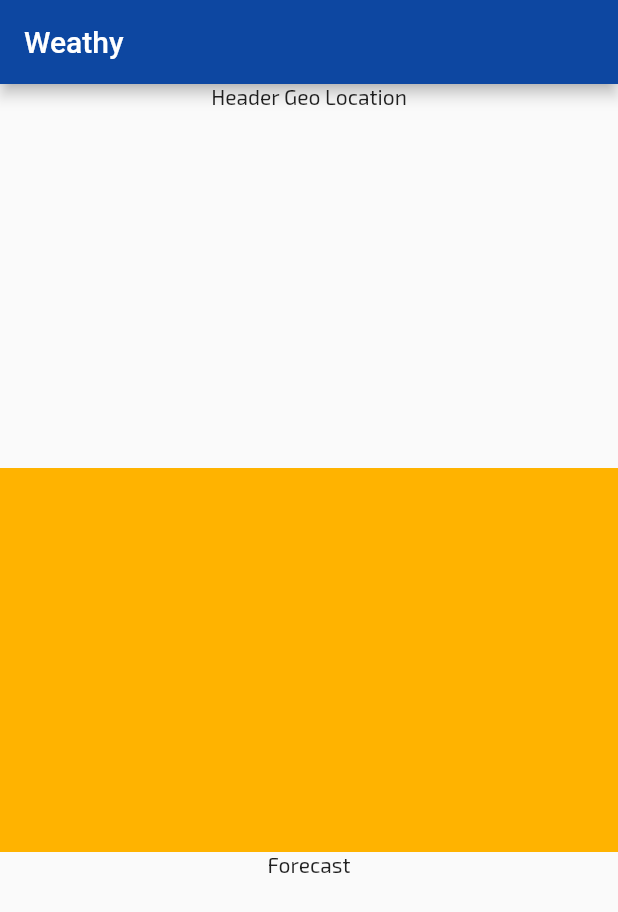
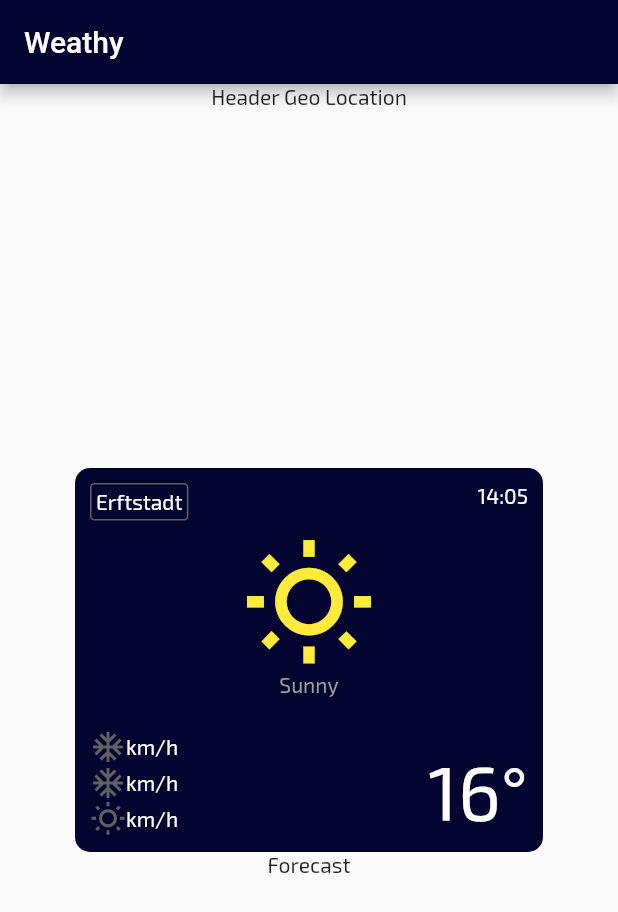
Before and after one commit to Dextavision/weathy, a Flutter app: the screen it shows after launch, on a phone screen of 412 x 824 dp. Shown: the top 912 px of the screen. Run offline on Flutter 3.47's test engine with Material 2 defaults, Android fonts, the phone set to English and light mode, and no system bars; our stand-ins replace google_fonts.

Commit message:
created weather card for displaying the current weather status

```diff
--- a/lib/app/theme.dart
+++ b/lib/app/theme.dart
@@ -1,9 +1,10 @@
 import 'package:flutter/material.dart';
 import 'package:google_fonts/google_fonts.dart';
+import 'package:weathy/shared/constants.dart';
 
 class AppTheme {
-  static final _primaryColor = Colors.blue.shade900;
-  static final _accentColor = Colors.amber.shade600;
+  static final _primaryColor = primaryColor;
+  static final _accentColor = accentColor;
 
   static ThemeData light() {
     final textTheme = _getTextTheme(brightness: Brightness.light);
@@ -20,12 +21,12 @@ class AppTheme {
     final textTheme = _getTextTheme(brightness: Brightness.dark);
 
     return ThemeData(
-      brightness: Brightness.dark,
-      primaryColor: _primaryColor,
-      accentColor: _accentColor,
-      textTheme: textTheme,
-      primaryTextTheme: textTheme,
-    );
+        brightness: Brightness.dark,
+        primaryColor: _primaryColor,
+        accentColor: _accentColor,
+        textTheme: textTheme,
+        primaryTextTheme: textTheme,
+        scaffoldBackgroundColor: Color(0xFF1b1b29));
   }
 
   static _getTextTheme({@required Brightness brightness}) {
--- a/lib/shared/constants.dart
+++ b/lib/shared/constants.dart
@@ -1,6 +1,4 @@
 import 'package:flutter/material.dart';
 
-class Constants {
-  static final Color primaryColor = Colors.blue.shade900;
-  static final Color accentColor = Colors.amber.shade600;
-}
+final Color primaryColor = Color(0xFF040431);
+final Color accentColor = Colors.amber.shade600;
--- a/lib/weathy_card/weathy_card.dart
+++ b/lib/weathy_card/weathy_card.dart
@@ -1,11 +1,128 @@
 import 'package:flutter/material.dart';
 import 'package:weathy/shared/constants.dart';
+
+final Color cardColor = primaryColor;
+const TextStyle cardTextStyle = TextStyle(color: Colors.white);
 
 class WeathyCard extends StatelessWidget {
   @override
   Widget build(BuildContext context) {
-    return Container(
-      color: Constants.accentColor,
+    return Padding(
+      padding: const EdgeInsets.fromLTRB(50.0, 0, 50.0, 0),
+      child: Container(
+        decoration: BoxDecoration(
+          borderRadius: BorderRadius.circular(10.0),
+          color: cardColor,
+        ),
+        child: Column(
+          children: [
+            Row(
+              mainAxisAlignment: MainAxisAlignment.spaceBetween,
+              crossAxisAlignment: CrossAxisAlignment.start,
+              children: [
+                Padding(
+                  padding: const EdgeInsets.fromLTRB(10.0, 10.0, 0, 0),
+                  child: Container(
+                    child: Text(
+                      'Erftstadt',
+                      style: TextStyle(
+                        color: Colors.white,
+                      ),
+                    ),
+                    decoration: BoxDecoration(
+                        border: Border.all(color: Colors.grey.shade700),
+                        borderRadius: BorderRadius.circular(3.0)),
+                    padding: EdgeInsets.all(3.0),
+                  ),
+                ),
+                Padding(
+                  padding: const EdgeInsets.fromLTRB(0, 10.0, 10.0, 0),
+                  child: Container(
+                    child: Text(
+                      '14:05',
+                      style: cardTextStyle,
+                    ),
+                  ),
+                ),
+              ],
+            ),
+            Expanded(
+              child: Row(
+                mainAxisAlignment: MainAxisAlignment.center,
+                children: [
+                  Column(
+                    mainAxisAlignment: MainAxisAlignment.center,
+                    children: [
+                      Icon(
+                        Icons.wb_sunny_outlined,
+                        color: Colors.yellow,
+                        size: 90.0,
+                      ),
+                      Text(
+                        'Sunny',
+                        style: TextStyle(color: Colors.grey),
+                      )
+                    ],
+                  ),
+                ],
+              ),
+            ),
+            Row(
+              mainAxisAlignment: MainAxisAlignment.spaceBetween,
+              children: [
+                Padding(
+                  padding: const EdgeInsets.fromLTRB(10.0, 10.0, 0, 10.0),
+                  child: Column(
+                    children: [
+                      Row(
+                        children: [
+                          Icon(Icons.ac_unit, color: Colors.grey.shade700),
+                          Text(
+                            'km/h',
+                            style: cardTextStyle,
+                          ),
+                        ],
+                      ),
+                      Row(
+                        children: [
+                          Icon(Icons.ac_unit, color: Colors.grey.shade700),
+                          Text(
+                            'km/h',
+                            style: cardTextStyle,
+                          ),
+                        ],
+                      ),
+                      Row(
+                        children: [
+                          Icon(Icons.wb_sunny_outlined,
+                              color: Colors.grey.shade700),
+                          Text(
+                            'km/h',
+                            style: cardTextStyle,
+                          ),
+                        ],
+                      ),
+                    ],
+                  ),
+                ),
+                Column(
+                  children: [
+                    Padding(
+                      padding: const EdgeInsets.fromLTRB(0, 10.0, 10.0, 0),
+                      child: Container(
+                        child: Text(
+                          '16°',
+                          style: TextStyle(fontSize: 50.0, color: Colors.white),
+                        ),
+                      ),
+                    ),
+                  ],
+                ),
+              ],
+            ),
+          ],
+        ),
+      ),
     );
   }
 }
```
Also changed, not shown: assets/rainy.png (added), 1 other file.
